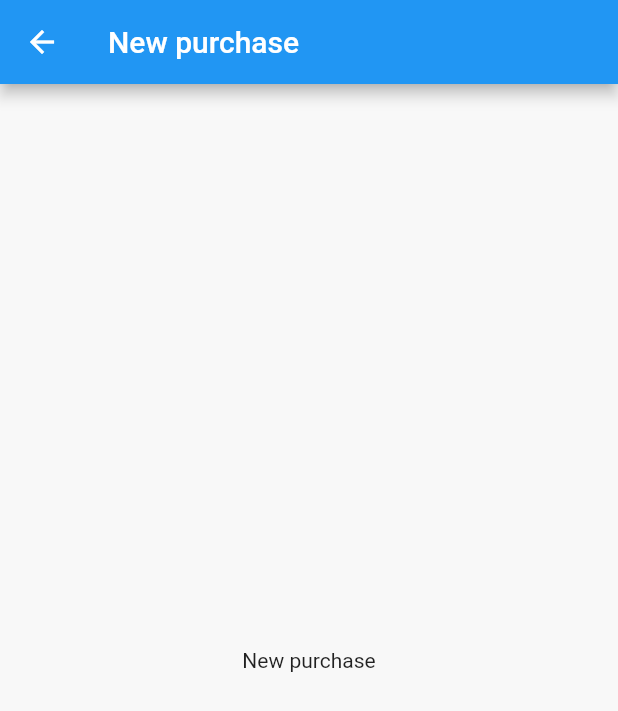
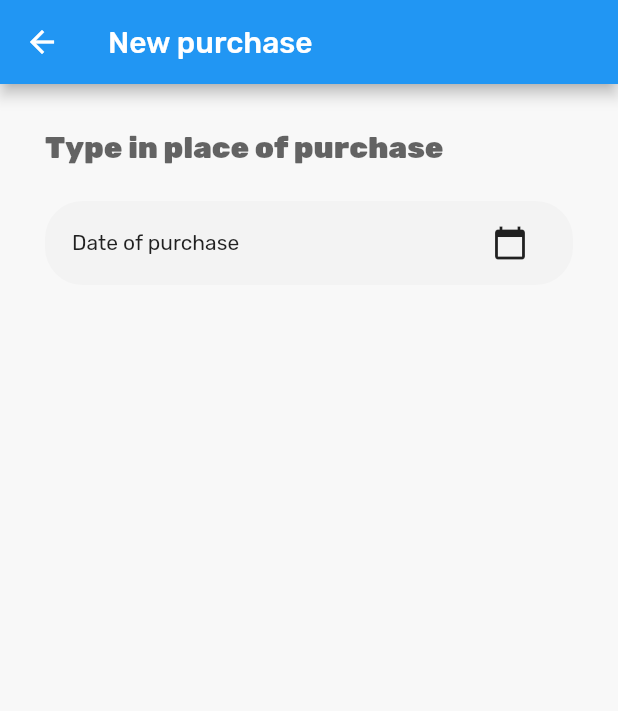
Before and after one commit to sanjeevbishnoi/shilingi, a Flutter app: the screen it shows after launch, after a tap on the "add" icon, on a phone screen of 412 x 824 dp. Shown: the top 711 px of the screen. Run offline on Flutter 3.47's test engine with Material 2 defaults, Android fonts, the phone set to English and light mode, and no system bars; our stand-ins replace flutter_datetime_picker, google_fonts.

Commit message:
new purchase base page

```diff
--- a/app-flutter/lib/main.dart
+++ b/app-flutter/lib/main.dart
@@ -1,4 +1,6 @@
 import 'package:flutter/material.dart';
+
+import 'package:google_fonts/google_fonts.dart';
 
 import './src/pages/pages.dart';
 
@@ -16,6 +18,7 @@ class MyApp extends StatelessWidget {
       title: 'Shilingi',
       theme: ThemeData(
         primarySwatch: Colors.blue,
+        textTheme: GoogleFonts.rubikTextTheme(),
       ),
       initialRoute: '/',
       routes: {
--- a/app-flutter/lib/src/pages/new_purchase.dart
+++ b/app-flutter/lib/src/pages/new_purchase.dart
@@ -1,4 +1,8 @@
 import 'package:flutter/material.dart';
+
+import 'package:google_fonts/google_fonts.dart';
+import 'package:flutter_datetime_picker/flutter_datetime_picker.dart';
+import 'package:intl/intl.dart';
 
 class NewPurchasePage extends StatefulWidget {
   const NewPurchasePage([Key? key]) : super(key: key);
@@ -11,8 +15,71 @@ class _NewPurchasePageState extends State<NewPurchasePage> {
   @override
   Widget build(BuildContext context) {
     return Scaffold(
-        appBar: AppBar(title: const Text('New purchase')),
-        backgroundColor: const Color(0xFFF8F8F8),
-        body: const Center(child: Text('New purchase')));
+      appBar: AppBar(title: const Text('New purchase')),
+      backgroundColor: const Color(0xFFF8F8F8),
+      body: _Body(),
+    );
   }
 }
+
+class _Body extends StatefulWidget {
+  @override
+  State createState() => _BodyState();
+}
+
+class _BodyState extends State<_Body> {
+  DateTime? _date;
+
+  @override
+  Widget build(BuildContext context) {
+    return Padding(
+      padding: const EdgeInsets.symmetric(vertical: 18.0, horizontal: 30.0),
+      child: Column(
+        crossAxisAlignment: CrossAxisAlignment.start,
+        children: <Widget>[
+          TextFormField(
+            style: GoogleFonts.rubik().copyWith(
+              fontWeight: FontWeight.w900,
+              fontSize: 20.0,
+            ),
+            decoration: const InputDecoration(
+              hintText: 'Type in place of purchase',
+              border: InputBorder.none,
+            ),
+          ),
+          const SizedBox(height: 12.0),
+          Container(
+            decoration: BoxDecoration(
+              color: const Color(0xFFF3F3F3),
+              borderRadius: BorderRadius.circular(25.0),
+            ),
+            child: Padding(
+              padding:
+                  const EdgeInsets.symmetric(vertical: 4.0, horizontal: 18.0),
+              child: Row(
+                children: [
+                  Expanded(child: Text(_dateString())),
+                  IconButton(
+                      onPressed: () {
+                        DatePicker.showDatePicker(context, onConfirm: (dt) {
+                          setState(() {
+                            _date = dt;
+                          });
+                        });
+                      },
+                      icon: const Icon(Icons.calendar_today)),
+                ],
+              ),
+            ),
+          ),
+        ],
+      ),
+    );
+  }
+
+  String _dateString() {
+    return _date != null
+        ? DateFormat("EEE, MMM d, ''yy'").format(_date!)
+        : 'Date of purchase';
+  }
+}
--- a/app-flutter/lib/src/pages/purchases.dart
+++ b/app-flutter/lib/src/pages/purchases.dart
@@ -39,7 +39,7 @@ class _PurchasesPageState extends State<PurchasesPage> {
     return Scaffold(
       appBar: AppBar(title: const Text('Shilingi')),
       body: Padding(
-        padding: const EdgeInsets.all(8),
+        padding: const EdgeInsets.symmetric(vertical: 18.0, horizontal: 30.0),
         child: ListView(children: [
           for (var purchase in purchases) ...[
             WPurchase(purchase),
--- a/app-flutter/pubspec.yaml
+++ b/app-flutter/pubspec.yaml
@@ -36,6 +36,7 @@ dependencies:
   cupertino_icons: ^1.0.2
   google_fonts: ^2.2.0
   intl: ^0.17.0
+  flutter_datetime_picker: ^1.5.1
 
 dev_dependencies:
   flutter_test:
```
Also changed, not shown: app-flutter/pubspec.lock, 1 other file.
